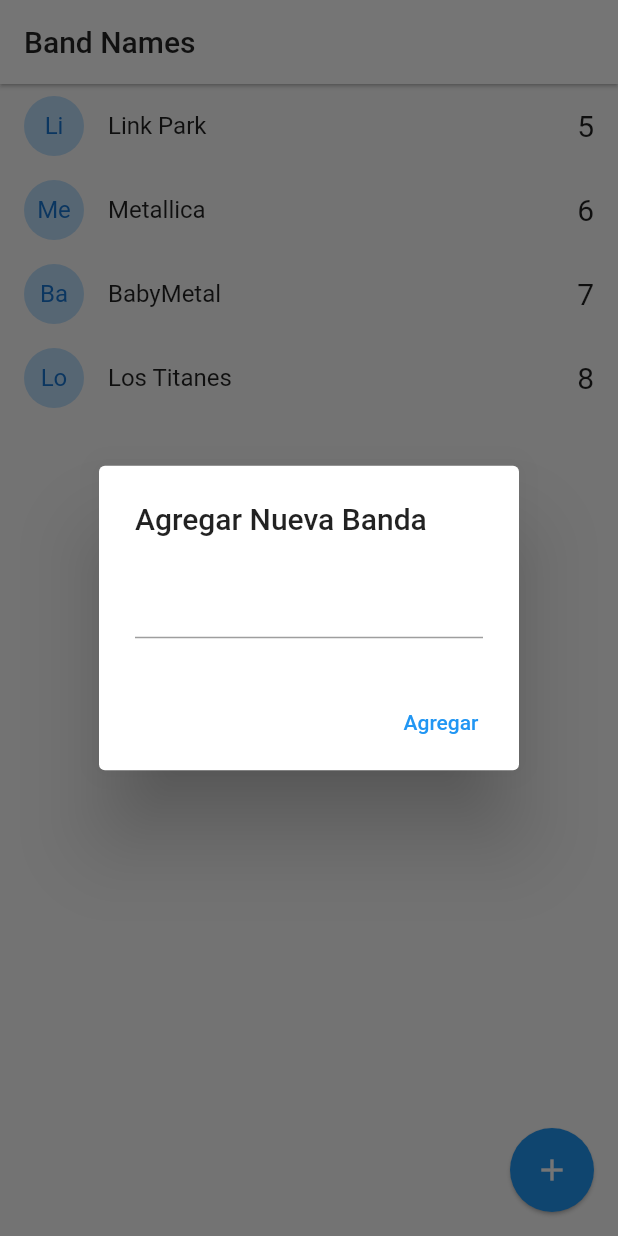
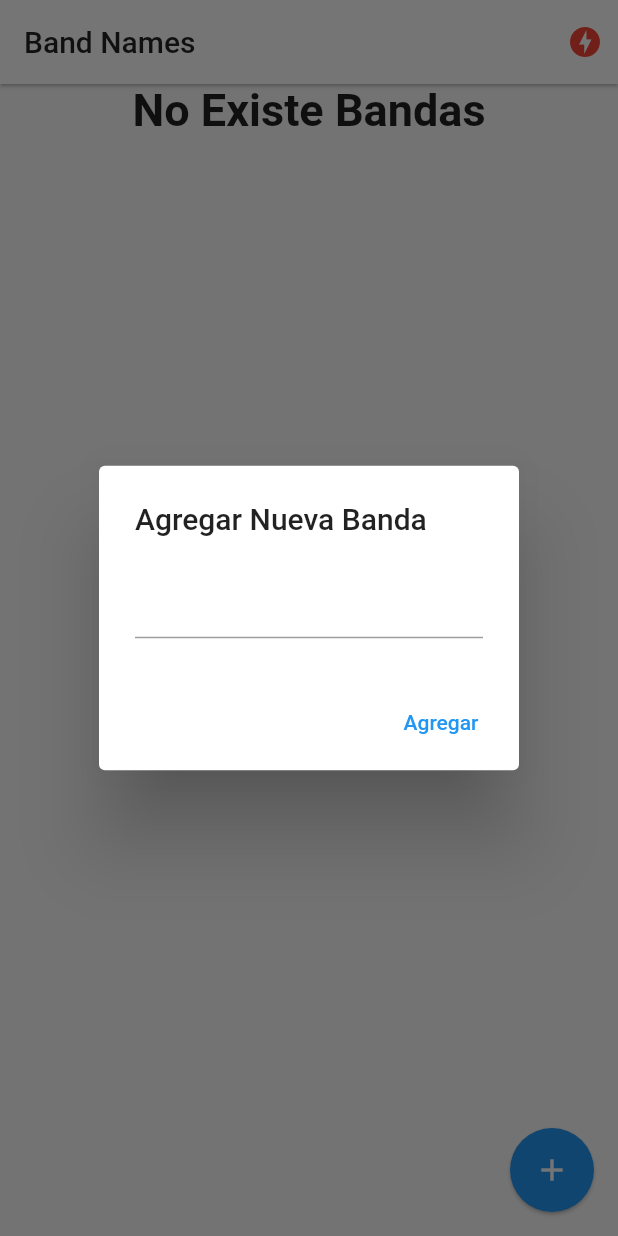
Before and after one commit to easedeveloper/fluter-badnames-sockets, a Flutter app: the screen it shows after launch, after a tap on the "add" icon, on a phone screen of 412 x 824 dp. Run offline on Flutter 3.47's test engine with Material 2 defaults, Android fonts, the light colour scheme and no system bars; our stand-ins replace pie_chart, socket_io_client; network calls fail.

Commit message:
App Terminada

```diff
--- a/lib/main.dart
+++ b/lib/main.dart
@@ -1,5 +1,8 @@
 import 'package:flutter/material.dart';
+import 'package:provider/provider.dart';
 
+import 'package:bandname_app/services/socket_services.dart';
+import 'package:bandname_app/pages/status.dart';
 import 'package:bandname_app/pages/home.dart';
 
 void main() => runApp(MyApp());
@@ -7,13 +10,19 @@
 class MyApp extends StatelessWidget {
   @override
   Widget build(BuildContext context) {
-    return MaterialApp(
-      debugShowCheckedModeBanner: false,
-      title: 'Material App',
-      initialRoute: 'home',
-      routes: {
-        'home':(_) => HomePage()
-      },
+    return MultiProvider(
+      providers: [
+        ChangeNotifierProvider(create: (BuildContext context) => SocketServices())
+      ],
+      child: MaterialApp(
+        debugShowCheckedModeBanner: false,
+        title: 'Material App',
+        initialRoute: 'home',
+        routes: {
+          'home':   (_) => HomePage(),
+          'status': (_) => SstatusPage(),
+        },
+      ),
     );
   }
 }
--- a/lib/models/bandMoldes.dart
+++ b/lib/models/bandMoldes.dart
@@ -2,9 +2,9 @@
 
 class Band{
 
-  String ? id;
-  String ? name;
-  int    ? votes;
+  String  id;
+  String  name;
+  int     votes;
 
   Band({
     this.id,
@@ -14,10 +14,10 @@
 
   factory Band.fromMap( Map<String, dynamic> obj)
   => Band(
-      id: obj['id'],
-      name: obj['name'],
-      votes: obj['votes'],
-  //La idea del factory Constructor es regresar una nueva instancia de mi Clase
+      id:    (obj.containsKey('id'))    ? obj['id']    : 'No existe un ID',
+      name:  (obj.containsKey('nname'))  ? obj['nname']  : 'No existe un Nombre',
+      votes: (obj.containsKey('vvotes')) ? obj['vvotes'] : 0,
+  //La idea del factory Constructor es regresar una nu eva instancia de mi Clase
   );
 
 
--- a/lib/pages/home.dart
+++ b/lib/pages/home.dart
@@ -1,8 +1,11 @@
 import 'dart:io';
+import 'package:pie_chart/pie_chart.dart';
+import 'package:provider/provider.dart';
+import 'package:flutter/cupertino.dart';
+import 'package:flutter/material.dart';
 
 import 'package:bandname_app/models/bandMoldes.dart';
-import 'package:flutter/cupertino.dart';
-import 'package:flutter/material.dart';
+import 'package:bandname_app/services/socket_services.dart';
 
 
 class HomePage extends StatefulWidget {
@@ -13,27 +16,81 @@
 class _HomePageState extends State<HomePage> {
 
   List<Band> bandsList = [
-    Band( id: '1', name: 'Link Park',   votes: 5 ),
-    Band( id: '2', name: 'Metallica',   votes: 6 ),
-    Band( id: '3', name: 'BabyMetal',   votes: 7 ),
-    Band( id: '4', name: 'Los Titanes', votes: 8 ),
+    // Band( id: '1', name: 'Link Park',   votes: 5 ),
+    // Band( id: '2', name: 'Metallica',   votes: 6 ),
+    // Band( id: '3', name: 'BabyMetal',   votes: 7 ),
+    // Band( id: '4', name: 'Los Titanes', votes: 8 ),
   ];
 
   @override
+  void initState() {
+
+    final socketService = Provider.of<SocketServices>(context, listen: false);
+
+    socketService.getSocket.on('Bandas-Activas', _handleActiveBand);
+    super.initState();
+  }
+
+  _handleActiveBand( dynamic bandasPayload ){
+    //Casteando bandasPayload para almacenar en mi arreglo bandsList
+       this.bandsList = ( bandasPayload as List)
+        .map((banda) => Band.fromMap( banda ))
+        .toList();
+        // el .map servira para transfomar cada 1 de los valores internos "e" en listado
+
+        setState(() {});
+       //me devuelve un listado y luego una coleccion de mapas
+       //print(bandasPayload);
+  }
+
+  @override
+  void dispose() {
+    final socketService = Provider.of<SocketServices>(context, listen: false);
+    socketService.getSocket.off('Bandas-Activas');
+    //Servira para evitar escuchar informacion cuando no lo necesita
+    super.dispose();
+  }
+
+  @override
   Widget build(BuildContext context) {
+
+    final socketService = Provider.of<SocketServices>(context);
+
     return Scaffold(
       appBar: AppBar(
         title: Text('Band Names', style: TextStyle(color: Colors.black87),),
         backgroundColor: Colors.white,
         elevation: 1,
+        actions: [
+          Container(
+            margin: EdgeInsets.only(right: 10),
+            child: ( socketService.getServerStatus == ServerStatus.Online )
+              ? Icon(Icons.check_circle, color: Colors.green[300])
+              : Icon(Icons.offline_bolt, color: Colors.red),
+          )
+        ],
       ),
-      body: ListView.builder(
-        itemCount: bandsList.length,
 
-        itemBuilder: (BuildContext context, int index) => _bandTile( bandsList[index] )
+      body: Column(
+        children: [
+          (bandsList.isEmpty)
+            ? Text('No Existe Bandas', style: TextStyle( fontSize: 30, fontWeight: FontWeight.bold ),)
+            : _showGrafic(),
 
+          Expanded(
+          //Es necesario colocar un Expanded para que tome todo el espacio disponible en base a la Column
+            child: ListView.builder(
+              shrinkWrap: true,
+              //Arregla la dimension de toda la pantalla
+              itemCount: bandsList.length,
+              itemBuilder: (BuildContext context, int index) => _bandTile( bandsList[index] )
+            ),
+          ),
+        ],
       ),
+
       floatingActionButton: FloatingActionButton(
+        //backgroundColor: Colors.amberAccent,
         child: Icon( Icons.add ),
         elevation: 1,
         onPressed: addNewBand
@@ -43,15 +100,18 @@
   }
 
   Widget _bandTile(Band band) {
+
+    final socketService = Provider.of<SocketServices>(context, listen: false);
+
     return Dismissible(
     //Dismissible, permite deslisar para eliminar el Elemento
-      key: Key( band.id! ),
+      key: Key( band.id ),
       direction: DismissDirection.startToEnd,
-      onDismissed: ( DismissDirection direction ){
-        print('DIRECTION: $direction');
-        print('ID: ${band.id} ');
+      onDismissed: ( DismissDirection direction ) =>
+        socketService.getSocket.emit('delete-band', { 'id': band.id }),
+        // print('DIRECTION: $direction');
+        // print('ID: ${band.id} ');
 
-      },
       background: Container(
         padding: EdgeInsets.only(left: 8),
         color: Colors.red,
@@ -63,15 +123,16 @@
 
       child: ListTile(
             leading: CircleAvatar(
-              child: Text( band.name!.substring(0,2) ),
+              child: Text( band.name.substring(0,2) ),
               backgroundColor: Colors.blue[100],
             ),
-            title: Text( band.name! ),
+            title: Text( band.name ),
             trailing: Text('${ band.votes }', style: TextStyle( fontSize: 20 ),),
-            onTap: (){
-              print(band.name);
-            },
-          ),
+            onTap: () =>
+              socketService.getSocket.emit('vote-band', { 'id': band.id }),
+              //Cuando yo toque el nombre de la banda en mi servidor debo de recibir su ID
+              //print(band.id);
+      ),
     );
   }
 
@@ -134,18 +195,74 @@
   }
 
   void addBandToList( String name ){
+
+    final socketService = Provider.of<SocketServices>(context, listen: false);
+
     if( name.length > 1 ){
+      socketService.getSocket.emit('add-band', { 'nname': name});
+
+
       //Se puede agregar
-      this.bandsList.add( new Band(
-        id: DateTime.now().toString(),
-        name: name,
-        votes: 0
-
-      ));
-      setState(() {});
+      // this.bandsList.add( new Band(
+      //   id: DateTime.now().toString(),
+      //   name: name,
+      //   votes: 0
+      // ));
+      //setState(() {});
       //Con setState ayudara a redibujar en pantalla
     }
     Navigator.pop(context);
     //Se agrega el dialogo le damos Agregar y se cierra la caja
   }
+
+  //***MOSTRAR LAS GRAFICAS
+  Widget _showGrafic(){
+
+    Map<String, double> dataMap = new Map();
+    //dataMap.putIfAbsent("Flutter", () => 5);
+
+    bandsList.forEach(( banda ) {
+      dataMap.putIfAbsent(banda.name, () => banda.votes.toDouble());
+    });
+
+    // final List<Color> colorList = [
+    //   Colors.blue,
+    //   Colors.red,
+    //   Colors.green,
+    // ];
+
+
+    return Container(
+      width: double.infinity,
+      height: 200,
+      //color: Colors.black,
+      child: ListView.builder(
+        itemBuilder: (BuildContext context, int index) {
+          return PieChart(dataMap: dataMap);
+         },
+        // item: PieChart(
+        //   dataMap: dataMap,
+        //   // animationDuration: Duration(milliseconds: 800),
+        //   // chartLegendSpacing: 32.0,
+        //   // chartRadius: MediaQuery.of(context).size.width / 2.7,
+        //   // showChartValuesInPercentage: true,
+        //   // showChartValues: true,
+        //   // showChartValuesOutside: false,
+        //   // chartValueBackgroundColor: Colors.grey[200],
+        //   // colorList: colorList,
+        //   // showLegends: true,
+        //   // legendPosition: LegendPosition.right,
+        //   // decimalPlaces: 1,
+        //   // showChartValueLabel: true,
+        //   // initialAngle: 0,
+        //   // chartValueStyle: defaultChartValueStyle.copyWith(
+        //   //   color: Colors.blueGrey[900].withOpacity(0.9),
+        //   // ),
+        //   // chartType: ChartType.disc,
+        // ),
+      )
+    );
+
+  }
+
 }
--- /dev/null
+++ b/lib/services/socket_services.dart
@@ -0,0 +1,63 @@
+import 'package:flutter/material.dart';
+import 'package:socket_io_client/socket_io_client.dart' as IO;
+
+enum ServerStatus{
+  Online,
+  Offline,
+  Connecting
+}
+
+class SocketServices with ChangeNotifier{
+
+  ServerStatus _serverStatus = ServerStatus.Connecting;
+  IO.Socket _socket;
+
+
+  ServerStatus get getServerStatus => this._serverStatus;
+
+  IO.Socket get getSocket => this._socket;
+  Function get emit => this._socket.emit;
+
+
+
+  SocketServices(){
+    this._initConfig();
+  }
+
+  void _initConfig(){
+
+      // Dart client
+    this._socket = IO.io('http://localhost:3000', {
+      'transports': ['websocket'],
+      'autoConnect': true
+    });
+
+    this._socket.on('connect', (_) {
+     //print('connect');
+     this._serverStatus = ServerStatus.Online;
+     notifyListeners();
+    });
+
+    this._socket.on('disconnect', (_){
+    this._serverStatus = ServerStatus.Offline;
+     notifyListeners();
+    //=> print('disconnect'));
+    });
+
+
+
+  }
+}
+
+
+    //TODO EL CODIGO DE ABAJO ESTA MODO RIGIDO
+    // this._socket.on('nuevo-mensaje', ( paylod ) {
+    //   print('nuevo-mensaje:');
+    //   print('nombre: ' + paylod['nombre']);
+    //   print('mensaje: ' + paylod['mensaje']);
+
+    //   print( paylod.containsKey('mensaje2') ? paylod['mensaje2'] : 'No existe Mensaje 2');
+    //   //Sirve para evaluar
+
+    // //El paylod viene a ser un mapa
+    // });
```
Also changed, not shown: lib/pages/status.dart (added, +33 -0 lines), pubspec.yaml (+6 -1 lines), pubspec.lock.
